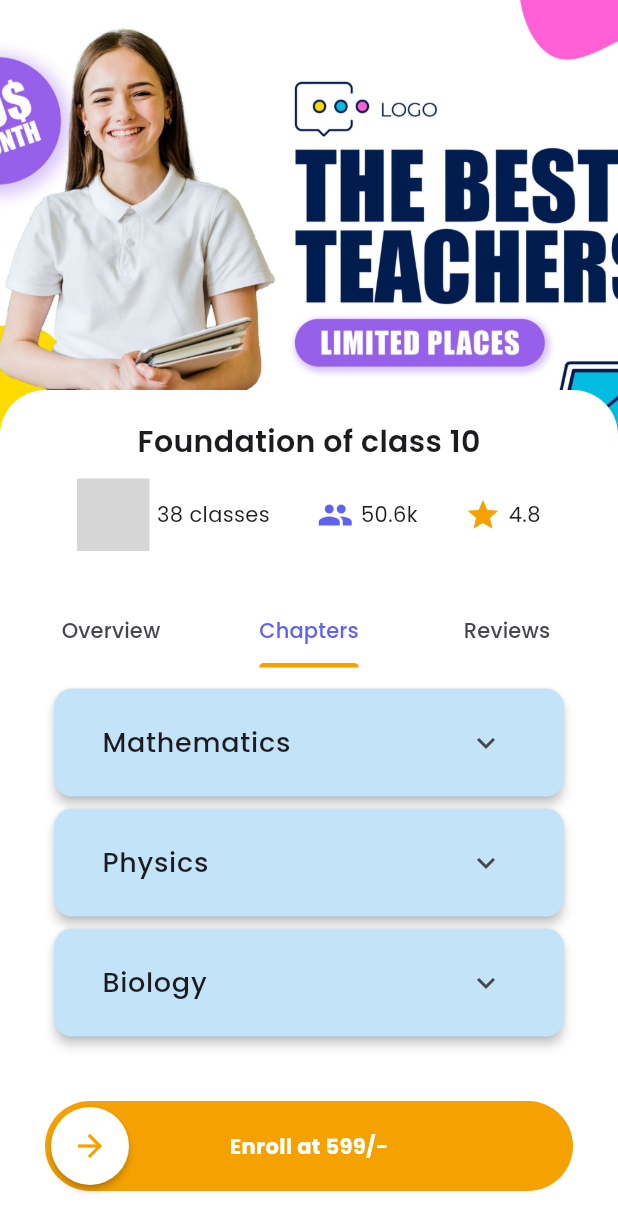
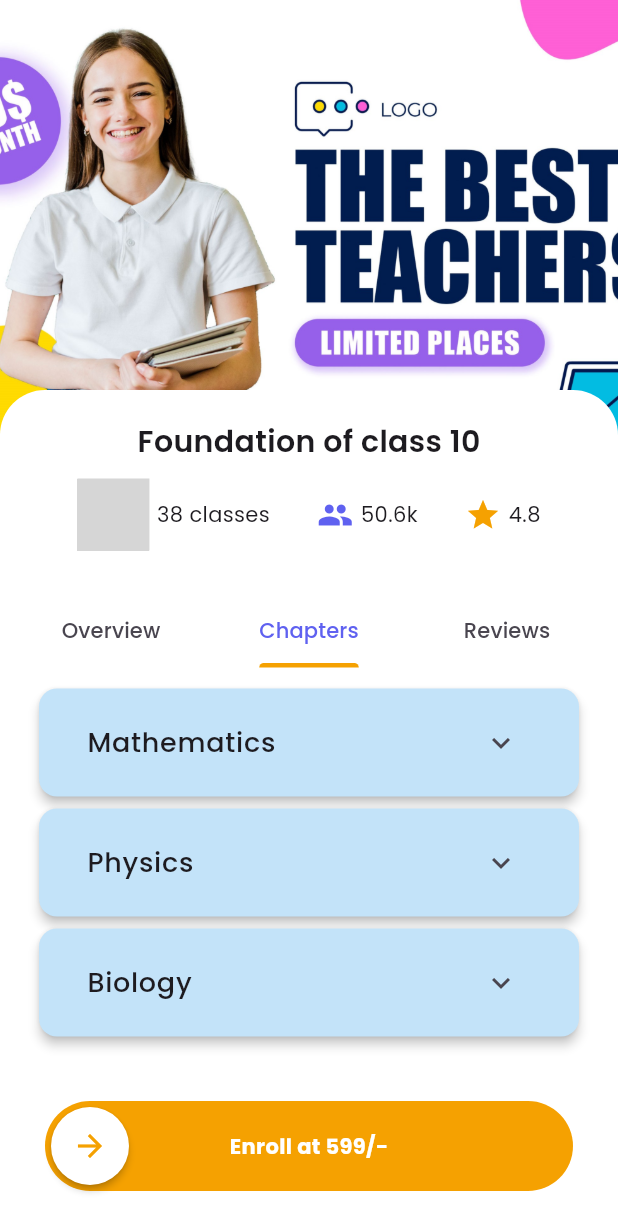
Before and after one commit to midhunmashuptech/Zephyr, a Flutter app: the CourseDetailsScreen screen opened directly, tab 2 chosen, on a phone screen of 412 x 824 dp. Shown: the top 1232 px of the screen. Run offline on Flutter 3.47's test engine with Material 3 defaults, Android fonts, the phone set to English and light mode, and no system bars; drawn by our look-alikes of swipeable_button_view; our stand-ins replace better_player, dotted_border, file_picker, fluentui_system_icons, flutter_local_notifications, flutter_rating_bar and 12 more; missing offline and left inert: iconify_flutter_plus, syncfusion_flutter_pdfviewer; project files that could hold a hidden picture were left out; grey boxes are pictures that could not be loaded.

Commit message:
COurse UI Updates

```diff
--- a/lib/features/coursedetails/screens/course_chapters.dart
+++ b/lib/features/coursedetails/screens/course_chapters.dart
@@ -63,7 +63,7 @@ class _CourseChaptersState extends State<CourseChapters> {
     return Scaffold(
       body: SingleChildScrollView(
         child: Padding(
-          padding: const EdgeInsets.symmetric(horizontal: 20.0),
+          padding: const EdgeInsets.symmetric(horizontal: 10.0),
           child: Column(
             children: [
               const SizedBox(height: 10),
--- a/lib/features/coursedetails/screens/course_details_screen.dart
+++ b/lib/features/coursedetails/screens/course_details_screen.dart
@@ -45,9 +45,7 @@ class _CourseDetailsScreenState extends State<CourseDetailsScreen>
   }
 
   Widget buildChapterTab() {
-    return Stack(
-      children: [
-        Navigator(
+    return Navigator(
       key: _chapterTabNavKey,
       observers: [ChapterNavigatorObserver(_chapterTabCanPop)],
       onGenerateRoute: (settings) {
@@ -55,25 +53,6 @@ class _CourseDetailsScreenState extends State<CourseDetailsScreen>
           builder: (context) => CourseChapters(),
         );
       },
-        ),
-       Positioned(
-         top: 10,
-         left: 0,
-         child: ValueListenableBuilder<bool>(
-           valueListenable: _chapterTabCanPop,
-           builder: (context, canPop, _) {
-             return canPop
-          ? BackButton(
-              onPressed: () {
-                _chapterTabNavKey.currentState?.maybePop();
-              },
-            )
-          : const SizedBox.shrink();
-           },
-         ),
-       ),
-
-      ],
     );
   }
 
```
Also changed, not shown: lib/features/coursedetails/widgets/test.dart (+5 -3 lines). Lines whose indentation alone changed are shown as unchanged.
